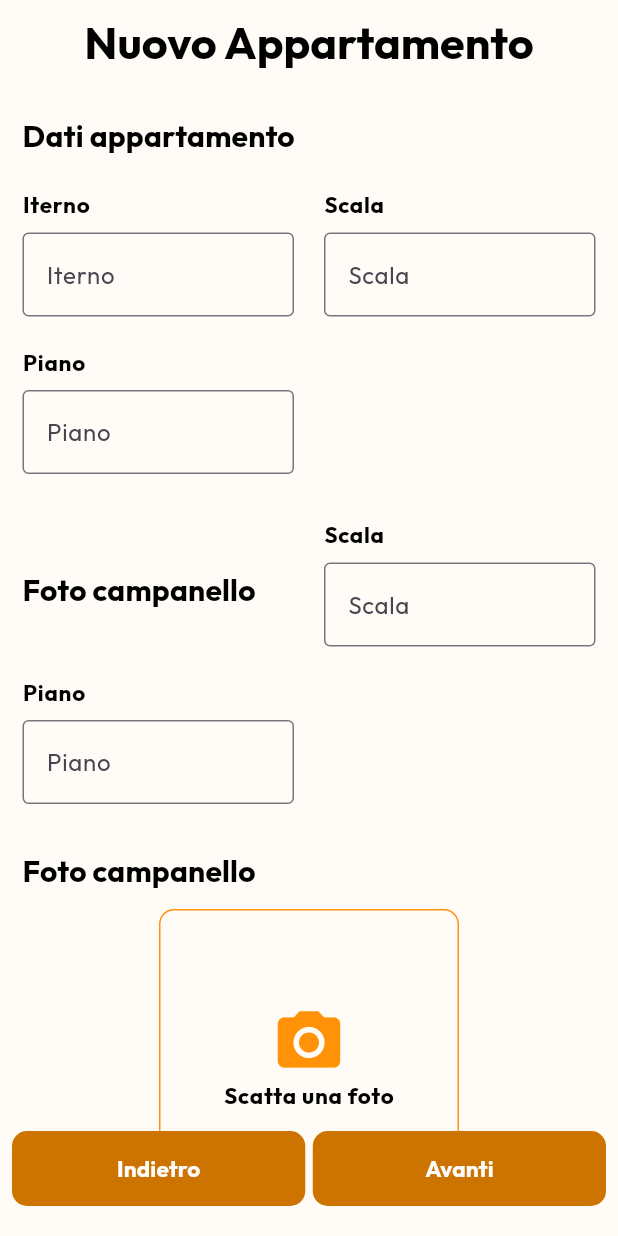
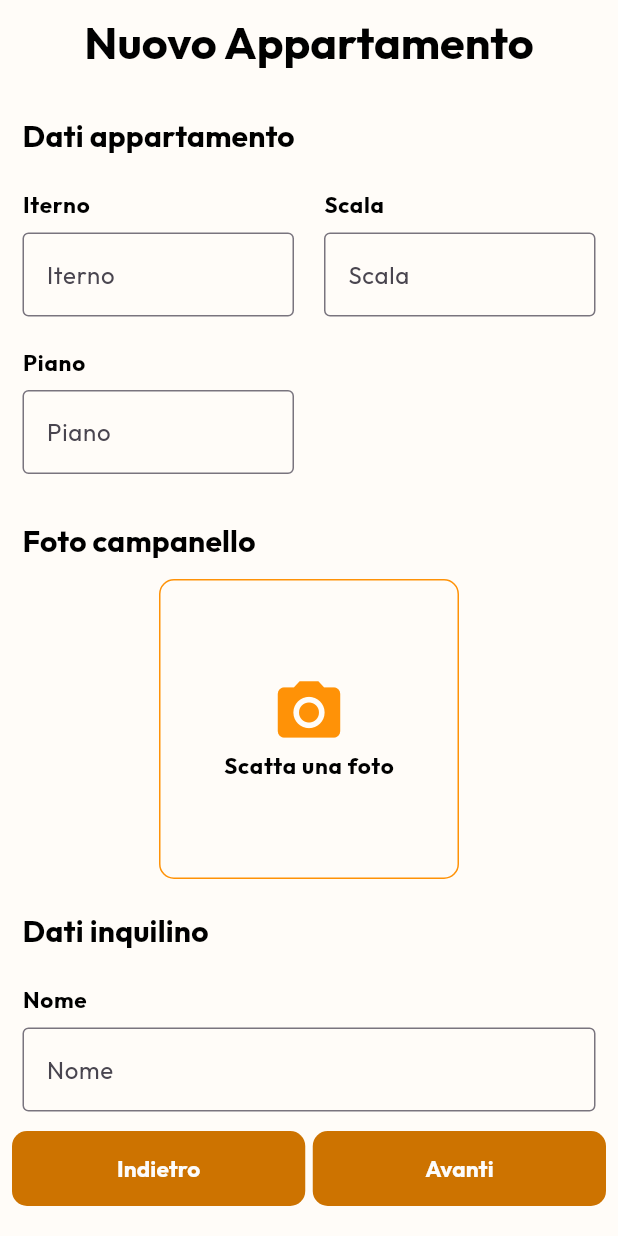
Before and after one commit to WebMasterDE/installatori_app_DE, a Flutter app: the NewAppartamentoPage screen opened directly with empty values, on a phone screen of 412 x 824 dp. Run offline on Flutter 3.47's test engine with Material 3 defaults, Android fonts, the phone set to English and light mode, and no system bars; our stand-ins replace email_validator, heroicons_flutter, image_picker, permission_handler, shared_preferences, skeletonizer; missing offline and left inert: horizontal_stepper_flutter, simple_barcode_scanner; accounts and stored records are empty.

Commit message:
fix grafica

```diff
--- a/lib/pages/appartamenti/new_appartamento_page.dart
+++ b/lib/pages/appartamenti/new_appartamento_page.dart
@@ -134,51 +134,6 @@ class _NewAppartamentoPageState extends State<NewAppartamentoPage> {
 
                   ],
                 ),
-                SizedBox(
-                  height: 20,
-                ),
-                Row(
-                  children: [
-                    Expanded(
-                      child: Text(
-                        'Foto campanello',
-                        style: Theme.of(context).textTheme.titleMedium,
-                        textAlign: TextAlign.left,
-                      ),
-                    ),
-                    if (_uploadImage != null)
-                      Expanded(
-                          child: CustomTextfield(
-                              text: 'Iterno',
-                              controller: _internoController,
-                              required: true)),
-                      SizedBox(
-                        width: 20,
-                      ),
-                      Expanded(
-                          child: CustomTextfield(
-                              text: 'Scala',
-                              controller: _scalaController,
-                              required: true)),
-                    ],
-                  ),
-                  SizedBox(
-                    height: 10,
-                  ),
-                  Row(
-                    children: [
-                      Expanded(
-                        child: CustomTextfield(
-                            text: 'Piano',
-                            controller: _pianoController,
-                            required: true),
-                      ),
-                      SizedBox(
-                        width: 20,
-                      ),
-                      Expanded(child: SizedBox())
-                    ],
-                  ),
                   SizedBox(
                     height: 20,
                   ),
```
